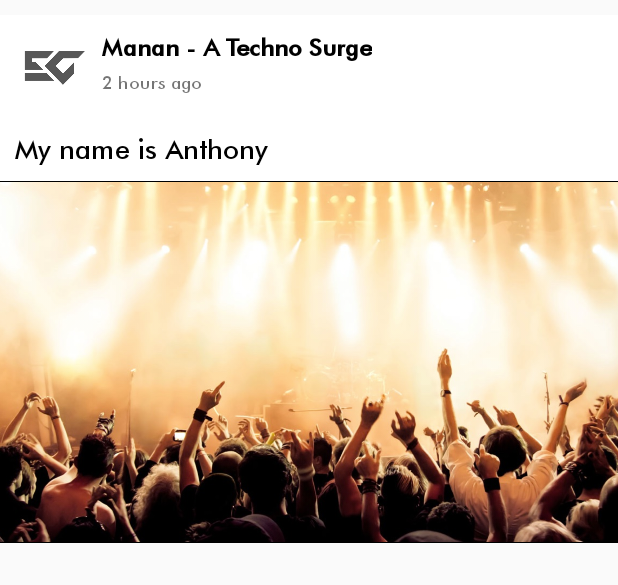
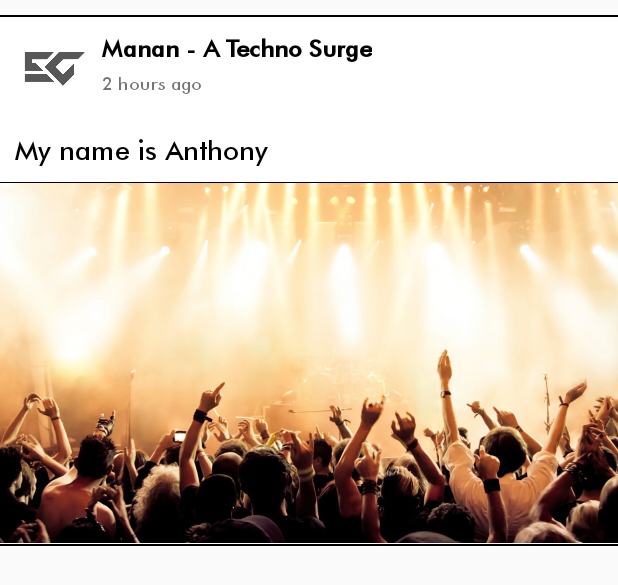
Before and after one commit to Manan-YMCA/EC2018App, an Android app: the layout culmyca_card.xml on its own in the app's theme, with its tools: preview values and no code run, on a phone screen of 412 x 824 dp. Shown: the top 585 px of the screen. Run offline under Robolectric (Android 15) with nearby library versions, the phone set to English and light mode, and no system bars; network calls fail.

```diff
--- a/app/src/main/java/com/manan/dev/ec2018app/NavMenuViews/SponsorsActivity.java
+++ b/app/src/main/java/com/manan/dev/ec2018app/NavMenuViews/SponsorsActivity.java
@@ -109,7 +109,7 @@ public class SponsorsActivity extends AppCompatActivity {
                 @Override
                 public void onErrorResponse(VolleyError error) {
                     progressBar.dismiss();
-                    Toast.makeText(SponsorsActivity.this, error.getLocalizedMessage() , Toast.LENGTH_SHORT).show();
+                    Log.e("TAG", "onErrorResponse: " + error.getLocalizedMessage() );
                     noSponTV.setVisibility(View.VISIBLE);
                 }
             });
--- a/app/src/main/res/layout/culmyca_card.xml
+++ b/app/src/main/res/layout/culmyca_card.xml
@@ -1,36 +1,37 @@
 <?xml version="1.0" encoding="utf-8"?>
 <RelativeLayout xmlns:android="http://schemas.android.com/apk/res/android"
+    xmlns:app="http://schemas.android.com/apk/res-auto"
     android:layout_width="match_parent"
-    xmlns:app="http://schemas.android.com/apk/res-auto"
+    android:layout_height="wrap_content"
+    android:layout_marginBottom="10dp"
+    android:layout_marginTop="10dp"
+    android:background="@color/White">
 
-android:layout_marginBottom="10dp"
-    android:layout_marginTop="10dp"
-    android:background="@color/White"
-    android:layout_height="wrap_content">
     <View
+        android:id="@+id/lin1"
+        android:layout_width="match_parent"
+        android:layout_height="1dp"
         android:layout_alignParentTop="true"
-        android:layout_width="match_parent"
-        android:layout_height="0.7dp"
-        android:background="#ffffff"
-        android:id="@+id/lin1"
-        />
+        android:background="#000" />
+
     <RelativeLayout
+        android:id="@+id/ctc_rl_top"
         android:layout_width="match_parent"
         android:layout_height="wrap_content"
-        android:id="@+id/ctc_rl_top"
-        android:layout_below="@id/lin1"
-        >
+        android:layout_below="@id/lin1">
+
         <LinearLayout
             android:id="@+id/ctc_ll_clubtime"
             android:layout_width="match_parent"
+            android:layout_height="wrap_content">
 
-            android:layout_height="wrap_content">
             <ImageView
                 android:id="@+id/ctc_clubicon"
+                android:layout_width="48dp"
+                android:layout_height="48dp"
                 android:layout_margin="10dp"
-                android:layout_width="48dp"
-                android:src="@drawable/logo_black"
-                android:layout_height="48dp" />
+                android:src="@drawable/logo_black" />
+
             <RelativeLayout
                 android:layout_width="match_parent"
                 android:layout_height="wrap_content"
@@ -40,56 +41,57 @@ android:layout_marginBottom="10dp"
                     android:id="@+id/ctc_clubname"
                     android:layout_width="wrap_content"
                     android:layout_height="26dp"
+                    android:fontFamily="@font/futura"
+                    android:text="Manan - A Techno Surge"
+                    android:textColor="@color/Black"
                     android:textSize="16sp"
+                    android:textStyle="bold" />
 
-                    android:textStyle="bold"
-                    android:textColor="@color/Black"
-                    android:fontFamily="@font/futura"
-                    android:text="Manan - A Techno Surge"/>
                 <TextView
                     android:id="@+id/ctc_posttime"
+                    android:layout_width="match_parent"
+                    android:layout_height="20dp"
                     android:layout_below="@+id/ctc_clubname"
+                    android:layout_centerVertical="true"
+                    android:fontFamily="@font/futura"
                     android:text="2 hours ago"
-                    android:textSize="12dp"
-                    android:fontFamily="@font/futura"
-                    android:layout_centerVertical="true"
-                    android:layout_width="match_parent"
-                    android:layout_height="20dp" />
+                    android:textSize="12dp" />
             </RelativeLayout>
         </LinearLayout>
 
         <TextView
             android:id="@+id/ctc_posttitle"
-            android:text="My name is Anthony"
-            android:textSize="18dp"
-            android:textColor="@color/Black"
-            android:layout_margin="10dp"
-            android:layout_below="@+id/ctc_ll_clubtime"
             android:layout_width="match_parent"
             android:layout_height="wrap_content"
-            android:fontFamily="@font/futura" />
+            android:layout_below="@+id/ctc_ll_clubtime"
+            android:layout_margin="10dp"
+            android:fontFamily="@font/futura"
+            android:text="My name is Anthony"
+            android:textColor="@color/Black"
+            android:textSize="18dp" />
+
         <View
-
+            android:id="@+id/lin2"
             android:layout_width="match_parent"
             android:layout_height="0.5dp"
-            android:background="#000"
             android:layout_below="@id/ctc_posttitle"
-            android:id="@+id/lin2"
-            />
+            android:background="#000" />
+
         <ImageView
             android:id="@+id/ctc_postimage"
+            android:layout_width="match_parent"
+            android:layout_height="240dp"
             android:layout_below="@id/lin2"
-            android:src="@drawable/default_image"
             android:scaleType="centerCrop"
+            android:src="@drawable/default_image" />
+
+        <View
+            android:id="@+id/lin3"
             android:layout_width="match_parent"
-            android:layout_height="240dp" />
+            android:layout_height="1dp"
+            android:layout_below="@id/ctc_postimage"
+            android:layout_marginTop="0.5dp"
+            android:background="#000" />
+    </RelativeLayout>
 
-    </RelativeLayout>
-    <View
-        android:layout_below="@id/ctc_rl_top"
-        android:layout_width="match_parent"
-        android:layout_height="0.7dp"
-        android:background="#000"
-        android:id="@+id/lin3"
-        />
 </RelativeLayout>
```
Also changed, not shown: app/src/main/java/com/manan/dev/ec2018app/NavMenuViews/CulmycaTimesActivity.java (+89 -38 lines), app/src/main/res/layout/activity_culmyca_times.xml (+11 -0 lines).
